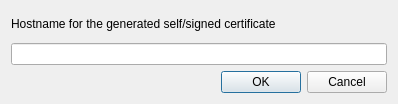
Above: src/remote/CertGenDlg.ui from LubosD/fatrat before the change. Below: the same form after it.
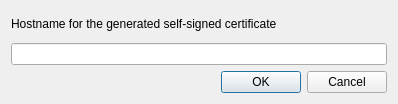
That is the form after the change.

Commit message: HTTPS related changes and fixes

The edit to the form file:
```diff
--- a/src/remote/CertGenDlg.ui
+++ b/src/remote/CertGenDlg.ui
@@ -17,7 +17,7 @@
    <item row="0" column="0">
     <widget class="QLabel" name="label">
      <property name="text">
-      <string>Hostname for the generated self/signed certificate</string>
+      <string>Hostname for the generated self-signed certificate</string>
      </property>
     </widget>
    </item>
```
The commit also changes 2 other files.
